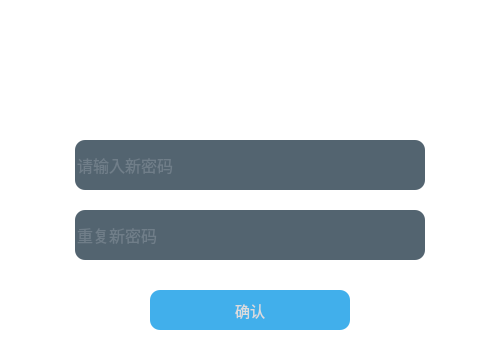
This is WeNoChat/UI/password.ui in CladernyJorn/WeNoChat as Qt 5 draws it before an edit. The edited form follows.
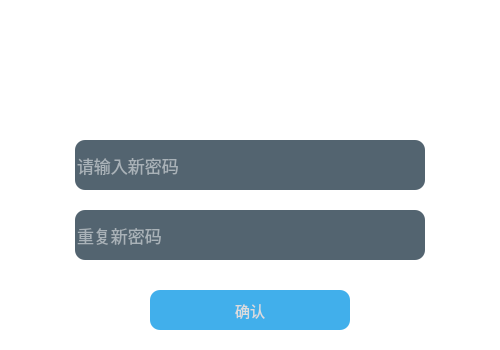
This is the edited form. Icons and pictures are not drawn.

What changed in the file:
```diff
--- a/WeNoChat/UI/password.ui
+++ b/WeNoChat/UI/password.ui
@@ -17,6 +17,7 @@
    <string notr="true">*{
 background:rgb(255, 255, 255);
 font-size:15px;
+font: 9pt &quot;微软雅黑&quot;;
 font-style:MingLiU-ExtB;
 }
 QFrame{
@@ -24,9 +25,9 @@
 background-image: url(:/assets/loginbackground.png);
 }
 QLineEdit{
-color:#8d98a1;
+color: rgb(255, 255, 255);
 background-color:rgba(64, 83, 97, 230);
-font-size:16px;
+font-size:17px;
 border-style:outset;
 border-radius:10px;
 font-style:MingLiU-ExtB;
```
Left out of the diff: 5 changed lines with no effect on the pictures.
